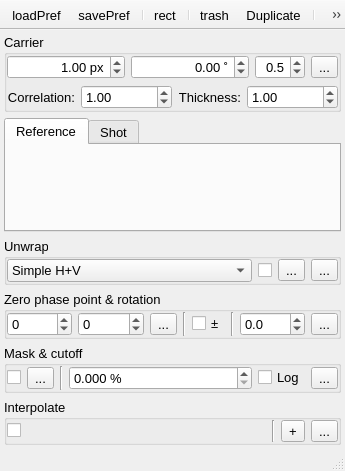
Old version of the form UIs/nInterferometry.ui in the repository NeutrinoToolkit/Neutrino.
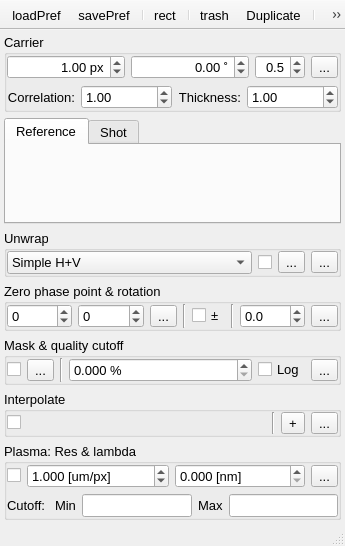
New version of the form. Icons and pictures are not drawn.

Commit message: better interferometry

The edit to the form file:
```diff
--- a/UIs/nInterferometry.ui
+++ b/UIs/nInterferometry.ui
@@ -7,7 +7,7 @@
     <x>0</x>
     <y>0</y>
     <width>345</width>
-    <height>471</height>
+    <height>546</height>
    </rect>
   </property>
   <property name="font">
@@ -28,7 +28,7 @@
    <bool>true</bool>
   </property>
   <widget class="QWidget" name="centralwidget">
-   <layout class="QVBoxLayout" name="verticalLayout" stretch="0,1,0,0,0,0">
+   <layout class="QVBoxLayout" name="verticalLayout" stretch="0,1,0,0,0,0,0">
     <property name="margin">
      <number>4</number>
     </property>
@@ -496,7 +496,7 @@
        <bool>true</bool>
       </property>
       <property name="title">
-       <string>Mask &amp;&amp; cutoff</string>
+       <string>Mask &amp;&amp; quality cutoff</string>
       </property>
       <property name="checkable">
        <bool>false</bool>
@@ -672,6 +672,161 @@
       </layout>
      </widget>
     </item>
+    <item>
+     <widget class="QGroupBox" name="groupBox">
+      <property name="title">
+       <string>Plasma: Res &amp;&amp; lambda</string>
+      </property>
+      <layout class="QGridLayout" name="gridLayout" columnstretch="0,1,1,0">
+       <property name="margin">
+        <number>0</number>
+       </property>
+       <item row="0" column="0">
+        <widget class="QCheckBox" name="usePlasma">
+         <property name="text">
+          <string/>
+         </property>
+         <property name="neutrinoSave" stdset="0">
+          <bool>true</bool>
+         </property>
+        </widget>
+       </item>
+       <item row="0" column="1">
+        <widget class="QDoubleSpinBox" name="imgRes">
+         <property name="sizePolicy">
+          <sizepolicy hsizetype="Fixed" vsizetype="Fixed">
+           <horstretch>0</horstretch>
+           <verstretch>0</verstretch>
+          </sizepolicy>
+         </property>
+         <property name="font">
+          <font>
+           <pointsize>10</pointsize>
+          </font>
+         </property>
+         <property name="suffix">
+          <string> [um/px]</string>
+         </property>
+         <property name="decimals">
+          <number>3</number>
+         </property>
+         <property name="maximum">
+          <double>999999.000000000000000</double>
+         </property>
+         <property name="value">
+          <double>1.000000000000000</double>
+         </property>
+         <property name="neutrinoSave" stdset="0">
+          <bool>true</bool>
+         </property>
+        </widget>
+       </item>
+       <item row="0" column="2">
+        <widget class="QDoubleSpinBox" name="probeLambda">
+         <property name="font">
+          <font>
+           <pointsize>10</pointsize>
+          </font>
+         </property>
+         <property name="suffix">
+          <string> [nm]</string>
+         </property>
+         <property name="decimals">
+          <number>3</number>
+         </property>
+         <property name="maximum">
+          <double>999999999.000000000000000</double>
+         </property>
+         <property name="neutrinoSave" stdset="0">
+          <bool>true</bool>
+         </property>
+        </widget>
+       </item>
+       <item row="0" column="3">
+        <widget class="QToolButton" name="doPlasma">
+         <property name="font">
+          <font>
+           <pointsize>10</pointsize>
+          </font>
+         </property>
+         <property name="toolTip">
+          <string>Interpolation over shapes</string>
+         </property>
+         <property name="text">
+          <string>...</string>
+         </property>
+         <property name="icon">
+          <iconset resource="../resources/neutrino.qrc">
+           <normaloff>:/icons/run.png</normaloff>:/icons/run.png</iconset>
+         </property>
+        </widget>
+       </item>
+       <item row="1" column="0" colspan="4">
+        <widget class="QWidget" name="widget" native="true">
+         <layout class="QHBoxLayout" name="horizontalLayout_5" stretch="0,0,1,0,1">
+          <property name="margin">
+           <number>0</number>
+          </property>
+          <item>
+           <widget class="QLabel" name="label_5">
+            <property name="font">
+             <font>
+              <pointsize>10</pointsize>
+             </font>
+            </property>
+            <property name="text">
+             <string>Cutoff: </string>
+            </property>
+           </widget>
+          </item>
+          <item>
+           <widget class="QLabel" name="label_3">
+            <property name="font">
+             <font>
+              <pointsize>10</pointsize>
+             </font>
+            </property>
+            <property name="text">
+             <string>Min</string>
+            </property>
+           </widget>
+          </item>
+          <item>
+           <widget class="QLineEdit" name="cutoffMin">
+            <property name="font">
+             <font>
+              <pointsize>10</pointsize>
+             </font>
+            </property>
+           </widget>
+          </item>
+          <item>
+           <widget class="QLabel" name="label_4">
+            <property name="font">
+             <font>
+              <pointsize>10</pointsize>
+             </font>
+            </property>
+            <property name="text">
+             <string>Max</string>
+            </property>
+           </widget>
+          </item>
+          <item>
+           <widget class="QLineEdit" name="cutoffMax">
+            <property name="font">
+             <font>
+              <pointsize>10</pointsize>
+             </font>
+            </property>
+           </widget>
+          </item>
+         </layout>
+        </widget>
+       </item>
+      </layout>
+     </widget>
+    </item>
    </layout>
   </widget>
   <widget class="QStatusBar" name="statusbar"/>
```
The commit also changes 6 other files.
